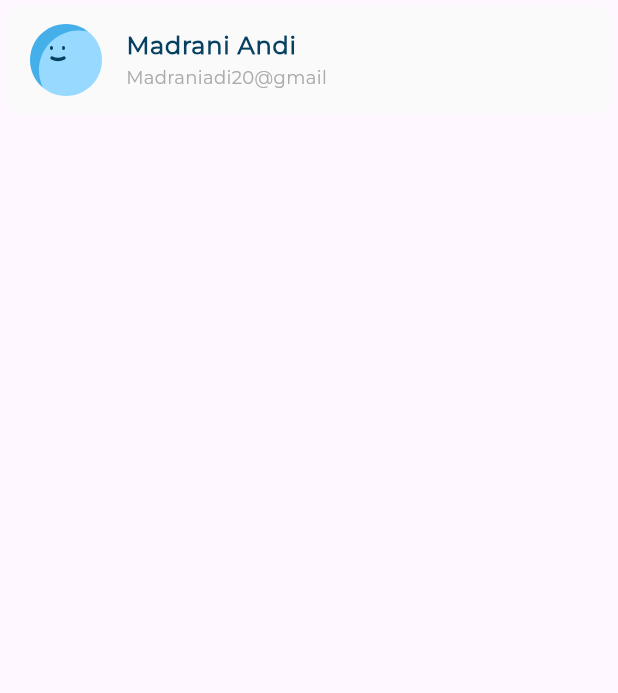
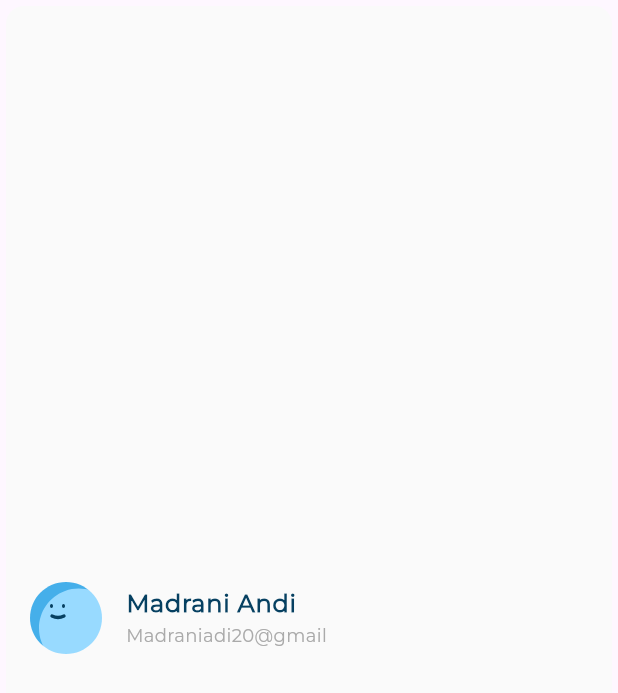
Before and after one commit to mano299/responsive_dash_board, a Flutter app: the UserInfoListTile widget shown alone on an empty page, opened directly with sample values from the repository, on a phone screen of 412 x 824 dp. Shown: the top 693 px of the screen. Run offline on Flutter 3.47's test engine with Material 3 defaults, Android fonts, the phone set to English and light mode, and no system bars; our stand-ins replace flutter_svg.

Commit message:
give latest item fixed hight

```diff
--- a/lib/widgets/latest_transactions.dart
+++ b/lib/widgets/latest_transactions.dart
@@ -8,6 +8,7 @@ class LatestTransactions extends StatelessWidget {
   @override
   Widget build(BuildContext context) {
     return Column(
+      crossAxisAlignment: CrossAxisAlignment.start,
       children: [
         Text(
           'Latest Transaction',
--- a/lib/widgets/latest_transactions_list_view.dart
+++ b/lib/widgets/latest_transactions_list_view.dart
@@ -24,7 +24,9 @@ class LatestTransactionsListView extends StatelessWidget {
   ];
   @override
   Widget build(BuildContext context) {
-    return ListView.builder(
+    return SizedBox(
+      height: 70,
+      child: ListView.builder(
         scrollDirection: Axis.horizontal,
         itemCount: users.length,
         itemBuilder: (context, index) {
@@ -34,6 +36,7 @@ class LatestTransactionsListView extends StatelessWidget {
             ),
           );
         },
+      ),
     );
   }
 }
--- a/lib/widgets/user_info_list_tile.dart
+++ b/lib/widgets/user_info_list_tile.dart
@@ -14,6 +14,7 @@ class UserInfoListTile extends StatelessWidget {
     return Card(
       elevation: 0,
       color: Color(0xffFAFAFA),
+      child: Center(
         child: ListTile(
           leading: SvgPicture.asset(userInfoModel.image),
           title: Text(
@@ -25,6 +26,7 @@ class UserInfoListTile extends StatelessWidget {
             style: AppStyles.styleRegular12,
           ),
         ),
+      ),
     );
   }
 }
```
Lines whose indentation alone changed are shown as unchanged.
